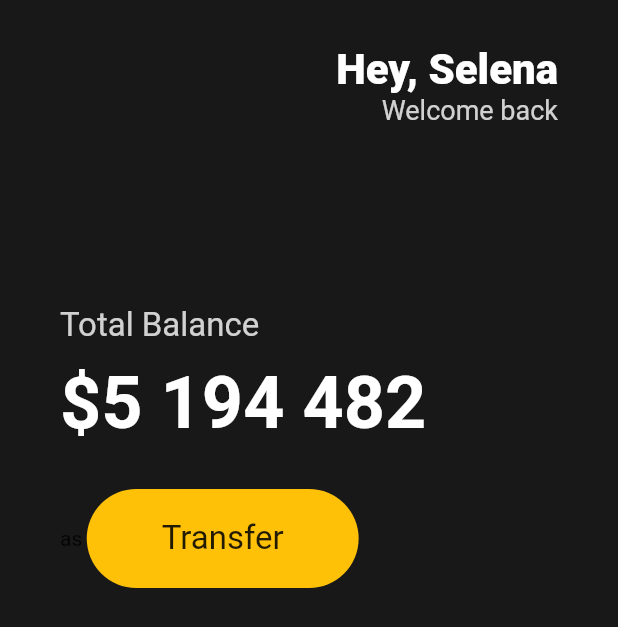
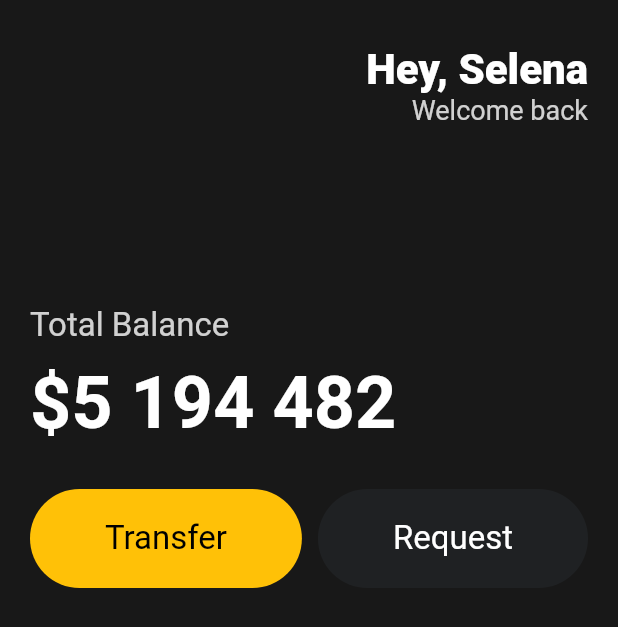
Before and after one commit to wogks/prac-noma, a Flutter app: the screen it shows after launch, on a phone screen of 412 x 824 dp. Shown: the top 627 px of the screen. Run offline on Flutter 3.47's test engine with Material 2 defaults, Android fonts, the phone set to English and light mode, and no system bars.

Commit message:
Feat: reusable widgets

```diff
--- a/lib/main.dart
+++ b/lib/main.dart
@@ -1,4 +1,5 @@
 import 'package:flutter/material.dart';
+import 'package:prac_noma/widgets/button.dart';
 
 void main() {
   runApp(const MyApp());
@@ -28,7 +29,7 @@
     return Scaffold(
       backgroundColor: const Color(0xFF181818),
       body: Padding(
-        padding: const EdgeInsets.symmetric(horizontal: 40),
+        padding: const EdgeInsets.symmetric(horizontal: 20),
         child: Column(
           crossAxisAlignment: CrossAxisAlignment.start,
           children: [
@@ -73,22 +74,16 @@
             ),
             const SizedBox(height: 30),
             Row(
-              children: [SelectableText('as'),
-                Container(
-                  decoration: BoxDecoration(
-                    borderRadius: BorderRadius.circular(45),
-                    color: Colors.amber,
-                  ),
-                  child: const Padding(
-                    padding: EdgeInsets.symmetric(vertical: 20, horizontal: 50),
-                    child: Text(
-                      'Transfer',
-                      style: TextStyle(
-                        fontSize: 22,
-                      ),
-                    ),
-                  ),
-                )
+              mainAxisAlignment: MainAxisAlignment.spaceBetween,
+              children: const [
+                Button(
+                    text: 'Transfer',
+                    bgColor: Colors.amber,
+                    textColor: Colors.black),
+                Button(
+                    text: 'Request',
+                    bgColor: Color(0xFF1F2123),
+                    textColor: Colors.white),
               ],
             ),
           ],
--- /dev/null
+++ b/lib/widgets/button.dart
@@ -0,0 +1,34 @@
+import 'package:flutter/material.dart';
+
+class Button extends StatelessWidget {
+  final String text;
+  final Color bgColor;
+  final Color textColor;
+
+  const Button({
+    super.key,
+    required this.text,
+    required this.bgColor,
+    required this.textColor,
+  });
+
+  @override
+  Widget build(BuildContext context) {
+    return Container(
+      decoration: BoxDecoration(
+        borderRadius: BorderRadius.circular(45),
+        color: bgColor,
+      ),
+      child: Padding(
+        padding: const EdgeInsets.symmetric(vertical: 20, horizontal: 50),
+        child: Text(
+          text,
+          style: TextStyle(
+            color: textColor,
+            fontSize: 22,
+          ),
+        ),
+      ),
+    );
+  }
+}
```
